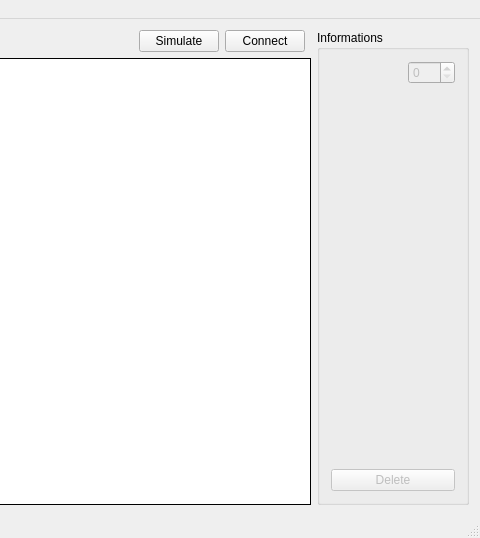
Lorette/Electrosim, file src/Forms/mapp.ui: the form before one commit; both pictures show x 526 to 1006 and y 0 to 538 of the 1006 by 538 pixel window.
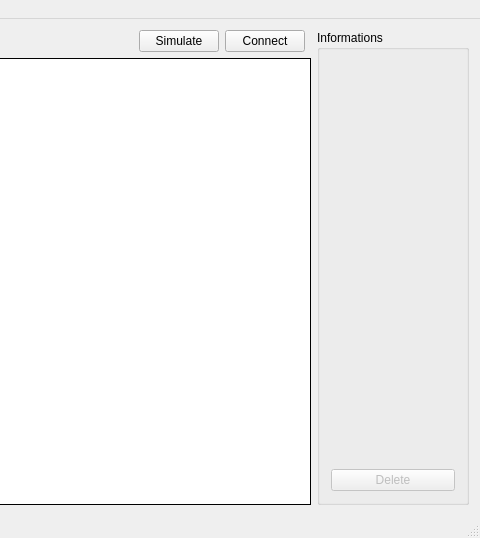
The form after the commit. Custom widgets are drawn as their Qt base class.

Diff of the .ui file:
```diff
--- a/src/Forms/mapp.ui
+++ b/src/Forms/mapp.ui
@@ -161,36 +161,7 @@
        <string>Informations</string>
       </property>
       <layout class="QGridLayout" name="gridLayout_2">
-       <item row="0" column="0">
-        <spacer name="horizontalSpacer_2">
-         <property name="orientation">
-          <enum>Qt::Horizontal</enum>
-         </property>
-         <property name="sizeType">
-          <enum>QSizePolicy::Expanding</enum>
-         </property>
-         <property name="sizeHint" stdset="0">
-          <size>
-           <width>82</width>
-           <height>10</height>
-          </size>
-         </property>
-        </spacer>
-       </item>
-       <item row="0" column="1">
-        <widget class="QSpinBox" name="spn_rotate">
-         <property name="enabled">
-          <bool>false</bool>
-         </property>
-         <property name="minimum">
-          <number>0</number>
-         </property>
-         <property name="maximum">
-          <number>360</number>
-         </property>
-        </widget>
-       </item>
-       <item row="1" column="0" colspan="2">
+       <item row="0" column="0" colspan="2">
         <widget class="QLabel" name="name">
          <property name="text">
           <string/>
@@ -200,7 +171,7 @@
          </property>
         </widget>
        </item>
-       <item row="2" column="0" colspan="2">
+       <item row="1" column="0" colspan="2">
         <spacer name="verticalSpacer_6">
          <property name="orientation">
           <enum>Qt::Vertical</enum>
```
Left out of the diff: 2 changed lines with no effect on the pictures.
